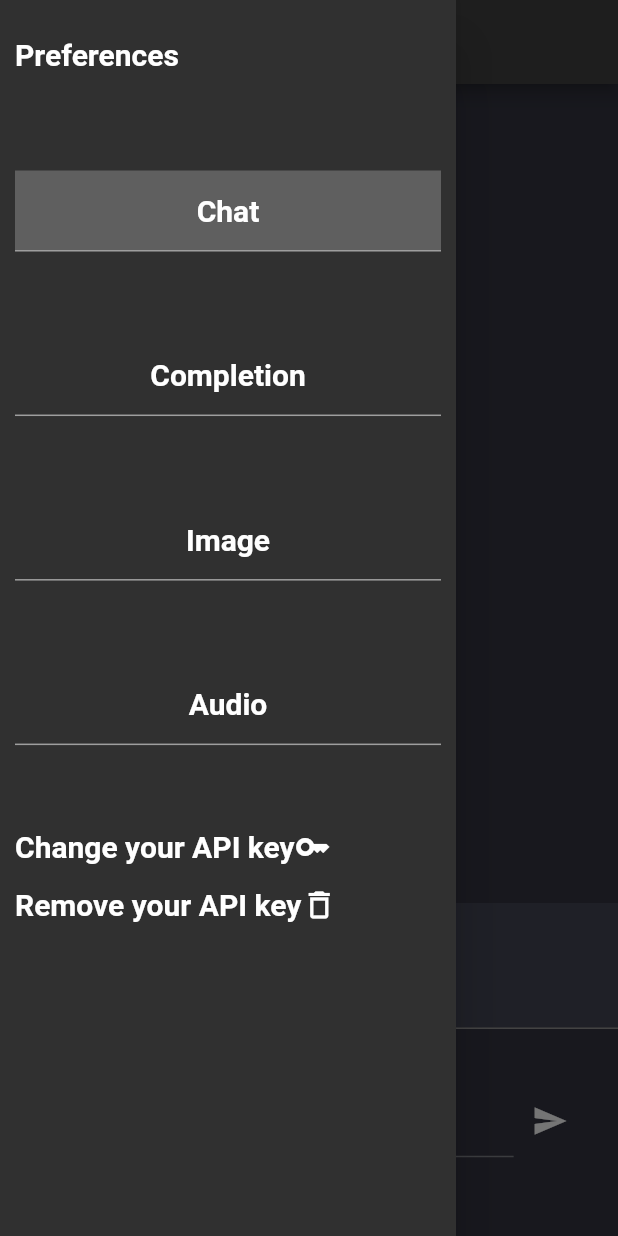
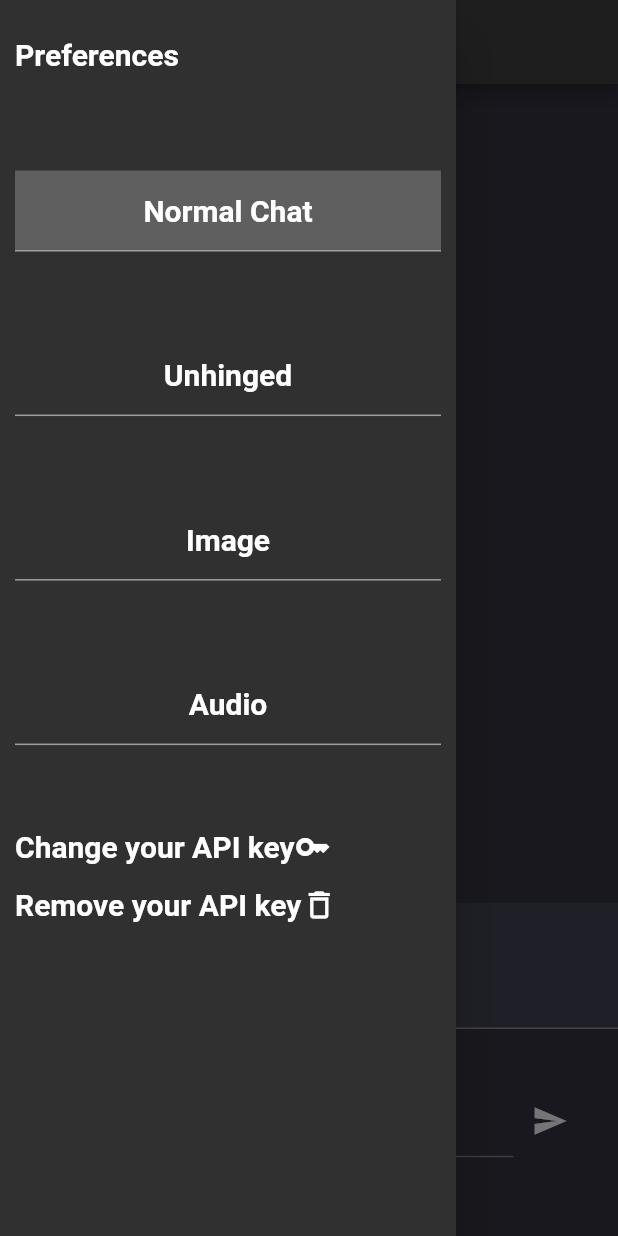
Before and after one commit to dhairyajoshi/organisedgpt, a Flutter app: the MobileChatScreen screen opened directly, with the side drawer open, on a phone screen of 412 x 824 dp. Run offline on Flutter 3.47's test engine with Material 2 defaults, Android fonts, the phone set to English and light mode, and no system bars; our stand-ins replace equatable, flutter_bloc, shared_preferences; missing offline and left inert: image_downloader_web; accounts and stored records are empty.

Commit message:
minor fix

```diff
--- a/lib/screens/chat.dart
+++ b/lib/screens/chat.dart
@@ -85,7 +85,7 @@ class ChatScreen extends StatelessWidget {
                                                       color: Colors.grey))),
                                           child: Center(
                                             child: Text(
-                                              'Chat',
+                                              'Normal Chat',
                                               style: TextStyle(
                                                   fontSize: 20,
                                                   fontWeight: FontWeight.bold),
@@ -111,7 +111,7 @@ class ChatScreen extends StatelessWidget {
                                               horizontal: 15, vertical: 15),
                                           child: Center(
                                             child: Text(
-                                              'Completion',
+                                              'Unhinged',
                                               style: TextStyle(
                                                   fontSize: 20,
                                                   fontWeight: FontWeight.bold),
@@ -316,7 +316,7 @@ class ChatScreen extends StatelessWidget {
                                                       color: Colors.grey))),
                                           child: Center(
                                             child: Text(
-                                              'Chat',
+                                              'Normal Chat',
                                               style: TextStyle(
                                                   fontSize: 20,
                                                   fontWeight: FontWeight.bold),
@@ -342,7 +342,7 @@ class ChatScreen extends StatelessWidget {
                                               horizontal: 15, vertical: 15),
                                           child: Center(
                                             child: Text(
-                                              'Completion',
+                                              'Unhinged',
                                               style: TextStyle(
                                                   fontSize: 20,
                                                   fontWeight: FontWeight.bold),
--- a/lib/screens/chatmobile.dart
+++ b/lib/screens/chatmobile.dart
@@ -24,7 +24,7 @@ class MobileChatScreen extends StatelessWidget {
         appBar: AppBar(
           title: Text('OrganisedGPT'),
         ),
-        drawer: BlocBuilder<ChatBloc,AppState>(
+        drawer: BlocBuilder<ChatBloc, AppState>(
           builder: (context, state) {
             if (state is ChatLoadingState) {
               return Center(
@@ -37,7 +37,7 @@ class MobileChatScreen extends StatelessWidget {
                 // space to fit everything.
                 child: ListView(
                   // Important: Remove any padding from the ListView.
-                  padding: EdgeInsets.symmetric(vertical: 25,horizontal: 10),
+                  padding: EdgeInsets.symmetric(vertical: 25, horizontal: 10),
                   children: [
                     Text(
                       'Preferences',
@@ -72,7 +72,7 @@ class MobileChatScreen extends StatelessWidget {
                                             BorderSide(color: Colors.grey))),
                                 child: Center(
                                   child: Text(
-                                    'Chat',
+                                    'Normal Chat',
                                     style: TextStyle(
                                         fontSize: 20,
                                         fontWeight: FontWeight.bold),
@@ -97,7 +97,7 @@ class MobileChatScreen extends StatelessWidget {
                                     horizontal: 15, vertical: 15),
                                 child: Center(
                                   child: Text(
-                                    'Completion',
+                                    'Unhinged',
                                     style: TextStyle(
                                         fontSize: 20,
                                         fontWeight: FontWeight.bold),
@@ -245,15 +245,14 @@ class MobileChatScreen extends StatelessWidget {
                   ],
                 ),
               );
-            }
-            else if (state is UnderProgressState) {
+            } else if (state is UnderProgressState) {
               return Drawer(
                 // Add a ListView to the drawer. This ensures the user can scroll
                 // through the options in the drawer if there isn't enough vertical
                 // space to fit everything.
                 child: ListView(
                   // Important: Remove any padding from the ListView.
-                  padding: EdgeInsets.symmetric(vertical: 25,horizontal: 10),
+                  padding: EdgeInsets.symmetric(vertical: 25, horizontal: 10),
                   children: [
                     Text(
                       'Preferences',
@@ -288,7 +287,7 @@ class MobileChatScreen extends StatelessWidget {
                                             BorderSide(color: Colors.grey))),
                                 child: Center(
                                   child: Text(
-                                    'Chat',
+                                    'Normal Chat',
                                     style: TextStyle(
                                         fontSize: 20,
                                         fontWeight: FontWeight.bold),
@@ -313,7 +312,7 @@ class MobileChatScreen extends StatelessWidget {
                                     horizontal: 15, vertical: 15),
                                 child: Center(
                                   child: Text(
-                                    'Completion',
+                                    'Unhinged',
                                     style: TextStyle(
                                         fontSize: 20,
                                         fontWeight: FontWeight.bold),
@@ -461,8 +460,7 @@ class MobileChatScreen extends StatelessWidget {
                   ],
                 ),
               );
-            }
-            else
+            } else
               return Center(
                 child: CircularProgressIndicator(),
               );
@@ -493,6 +491,7 @@ class MobileChatScreen extends StatelessWidget {
                             child: Text('This is under progress'),
                           );
                         }
+
                         if (state is ChatLoadedState) {
                           return ListView.builder(
                               itemCount: state.chats.length,
@@ -515,6 +514,7 @@ class MobileChatScreen extends StatelessWidget {
                     fit: FlexFit.tight,
                     child: BlocBuilder<ChatBloc, AppState>(
                       builder: (context, state) {
+                        if (state is ChatLoadedState) {
                           return Container(
                             // color: Colors.white,
                             padding: EdgeInsets.symmetric(horizontal: 15),
@@ -545,6 +545,8 @@ class MobileChatScreen extends StatelessWidget {
                               ),
                             ]),
                           );
+                        }
+                        return SizedBox.shrink();
                       },
                     ))
               ],
```
Also changed, not shown: 3 other files. Lines whose indentation alone changed are shown as unchanged.
